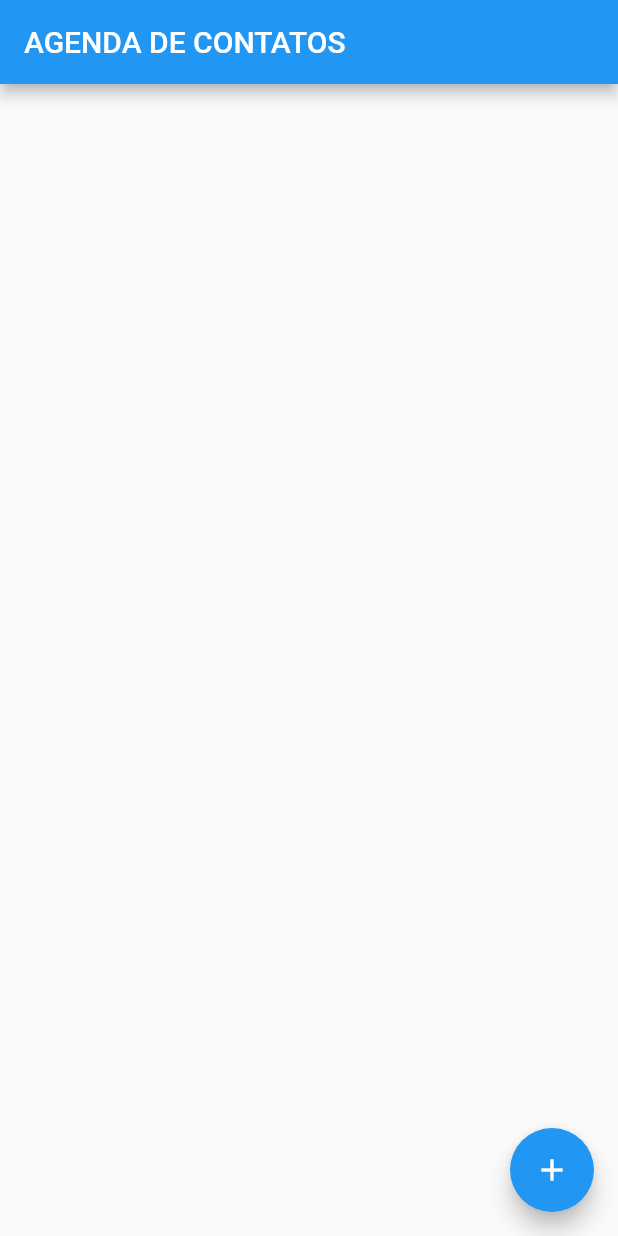
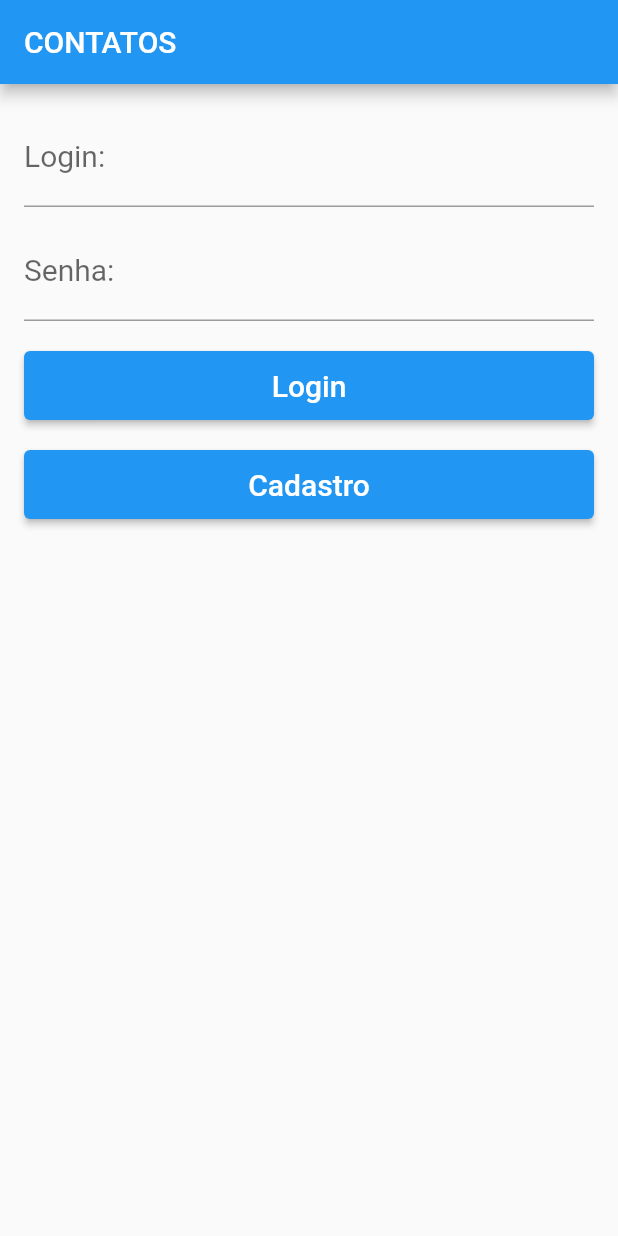
Before and after one commit to lucasbottrel/Agenda_de_Contatos, a Flutter app: the screen it shows after launch, on a phone screen of 412 x 824 dp. Run offline on Flutter 3.47's test engine with Material 2 defaults, Android fonts, the phone set to English and light mode, and no system bars; our stand-ins replace cloud_firestore, firebase_core; accounts and stored records are empty.

Commit message:
Implementado tela de login e cadastro

```diff
--- a/lib/main.dart
+++ b/lib/main.dart
@@ -1,3 +1,5 @@
+import 'package:agenda_de_contatos/view/login.dart';
+import 'package:agenda_de_contatos/view/signUp.dart';
 import 'package:cloud_firestore/cloud_firestore.dart';
 import 'package:firebase_core/firebase_core.dart';
 import 'package:agenda_de_contatos/view/home.dart';
@@ -17,9 +19,11 @@ class MyApp extends StatelessWidget {
       theme: ThemeData(
         primarySwatch: Colors.blue,
       ),
-      initialRoute: Home.tag,
+      initialRoute: login.tag,
       routes: {
         Home.tag: (context) => Home(),
+        login.tag: (context) => login(),
+        signUp.tag: (context) => signUp()
       },  // routes
     );
   }  // build
--- /dev/null
+++ b/lib/view/login.dart
@@ -0,0 +1,124 @@
+import 'package:agenda_de_contatos/view/signUp.dart';
+import 'package:flutter/material.dart';
+import 'package:agenda_de_contatos/view/home.dart';
+import 'package:cloud_firestore/cloud_firestore.dart';
+
+class login extends StatefulWidget {
+  static String tag = '/login';
+  @override
+  _loginState createState() => _loginState();
+}
+
+class _loginState extends State<login> {
+  TextEditingController _controllerLogin = TextEditingController();
+  TextEditingController _controllerSenha = TextEditingController();
+  final _formKey = GlobalKey<FormState>();
+
+  _validarUsuario(String nome, String senha, BuildContext context) async{
+    try {
+      FirebaseFirestore db = FirebaseFirestore.instance;
+      var snap = await db.collection("usuarios").where('usuario', isEqualTo: _controllerLogin.text).where('senha', isEqualTo: _controllerSenha.text).get();
+
+      if (snap.size > 0)  {
+        Navigator.push(
+          context,
+          MaterialPageRoute(
+              builder: (context) => Home()
+          ),
+        );
+      }
+    } catch(e){
+
+    }
+  }
+
+  @override
+  Widget build(BuildContext context) {
+    return Scaffold(
+      appBar: AppBar(
+        title: Text("CONTATOS"),
+      ),
+      body: Form( //consegue armazenar o estado dos campos de texto e além disso, fazer a validação
+        key: _formKey, //estado do formulário
+        child: ListView(
+          padding: EdgeInsets.all(16),
+          children: <Widget>[
+            TextFormField(
+                style: TextStyle(
+                  fontSize: 20,
+                  color: Colors.black,
+                ),
+                decoration: InputDecoration(
+                    labelText: "Login:",
+                    hintText: "Digite o login"
+                ),
+                controller: _controllerLogin
+            ),
+            SizedBox(height: 10,),
+            TextFormField(
+                style: TextStyle(
+                  fontSize: 20,
+                  color: Colors.black,
+                ),
+                decoration: InputDecoration(
+                    labelText: "Senha:",
+                    hintText: "Digite a senha"
+                ),
+                obscureText: true,
+                controller: _controllerSenha
+            ),
+            SizedBox(height: 20,),
+            Container(
+              height: 46,
+              child: ElevatedButton(
+                  child: Text("Login",
+                    style: TextStyle(
+                        fontSize: 20,
+                        color: Colors.white
+                    ),),
+                  onPressed: (){
+                    bool formOk = _formKey.currentState.validate();
+                    if(! formOk){
+                      return;
+                    }
+                    else{
+                      _validarUsuario(_controllerLogin.text, _controllerSenha.text, context);
+                    }
+                    print("Login "+_controllerLogin.text);
+                    print("Senha "+_controllerSenha.text);
+                  }
+              ),
+            ),
+            SizedBox(height: 20,),
+            Container(
+              height: 46,
+              child: ElevatedButton(
+                  child: Text("Cadastro",
+                    style: TextStyle(
+                        fontSize: 20,
+                        color: Colors.white
+                    ),),
+                  onPressed: (){
+                    bool formOk = _formKey.currentState.validate();
+                    if(! formOk){
+                      return;
+                    }
+                    else{
+                      Navigator.push(
+                        context,
+                        MaterialPageRoute(
+                            builder: (context) => signUp()
+                        ),
+                      );
+                    }
+                    print("Login "+_controllerLogin.text);
+                    print("Senha "+_controllerSenha.text);
+                  }
+              ),
+            ),
+          ],
+        ),
+      ),
+    );
+  }
+}
```
Also changed, not shown: lib/view/signUp.dart (added, +105 -0 lines), 1 other file.
